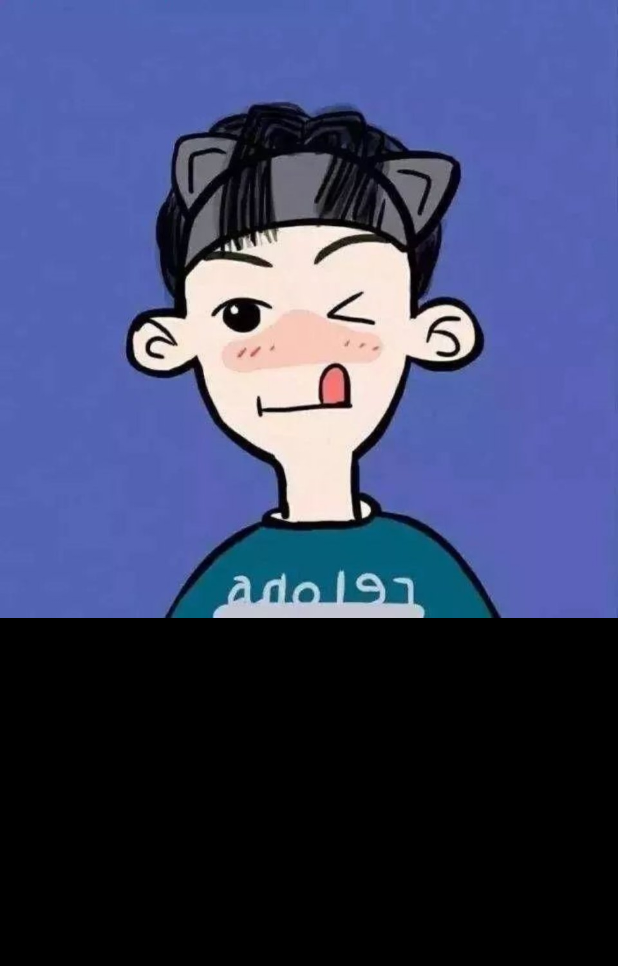
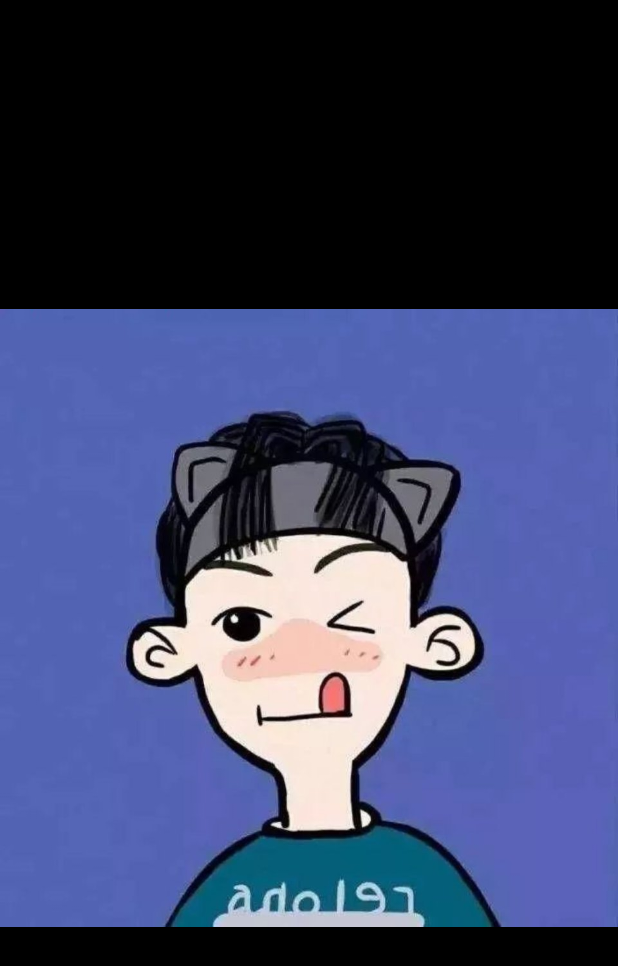
Before and after one commit to kuaij/EsriDeveloperCompetition, an Android app: the layout activity_big_avatar.xml on its own in the app's theme, with its tools: preview values and no code run, on a phone screen of 412 x 824 dp. Shown: the top 966 px of the screen. Run offline under Robolectric (Android 15) with nearby library versions, the phone set to English and light mode, and no system bars.

Commit message:
扩展头像放大显示，保存本地功能

```diff
--- a/app/src/main/AndroidManifest.xml
+++ b/app/src/main/AndroidManifest.xml
@@ -90,7 +90,8 @@
         <activity
             android:name=".view.video.VideoBrowerActivity"
             android:theme="@style/RecordVideoTheme" />
-        <activity android:name=".view.profile.BigAvatarActivity"></activity>
+        <activity android:name=".view.profile.BigAvatarActivity"
+            android:theme="@style/RecordVideoTheme"></activity>
     </application>
 
 </manifest>
--- a/app/src/main/res/layout/activity_big_avatar.xml
+++ b/app/src/main/res/layout/activity_big_avatar.xml
@@ -1,19 +1,20 @@
 <?xml version="1.0" encoding="utf-8"?>
-<LinearLayout xmlns:android="http://schemas.android.com/apk/res/android"
+<RelativeLayout xmlns:android="http://schemas.android.com/apk/res/android"
     xmlns:app="http://schemas.android.com/apk/res-auto"
     xmlns:tools="http://schemas.android.com/tools"
     android:layout_width="match_parent"
     android:layout_height="match_parent"
-    android:orientation="vertical"
     tools:context=".view.profile.BigAvatarActivity"
+    android:id="@+id/big_mContainer"
     android:background="#000000">
 
     <com.xiaok.winterolympic.custom.SquareImageView
         android:id="@+id/iv_big_pic"
         android:layout_width="match_parent"
-        android:layout_height="wrap_content"
-        android:layout_gravity="center_vertical"
+        android:layout_height="match_parent"
+        android:layout_gravity="center"
         android:scaleType="centerCrop"
+        android:layout_centerVertical="true"
         android:src="@drawable/head_picture" />
 
-</LinearLayout>
+</RelativeLayout>
--- a/app/src/main/res/values/styles.xml
+++ b/app/src/main/res/values/styles.xml
@@ -32,6 +32,8 @@
         <!--状态栏颜色-->
         <item name="colorPrimaryDark">#000000</item>
     </style>
+
+
 
     <style name="schedule_image_view">
         <item name="android:layout_width">match_parent</item>
```
Also changed, not shown: app/src/main/java/com/xiaok/winterolympic/view/profile/BigAvatarActivity.java (+92 -1 lines).
